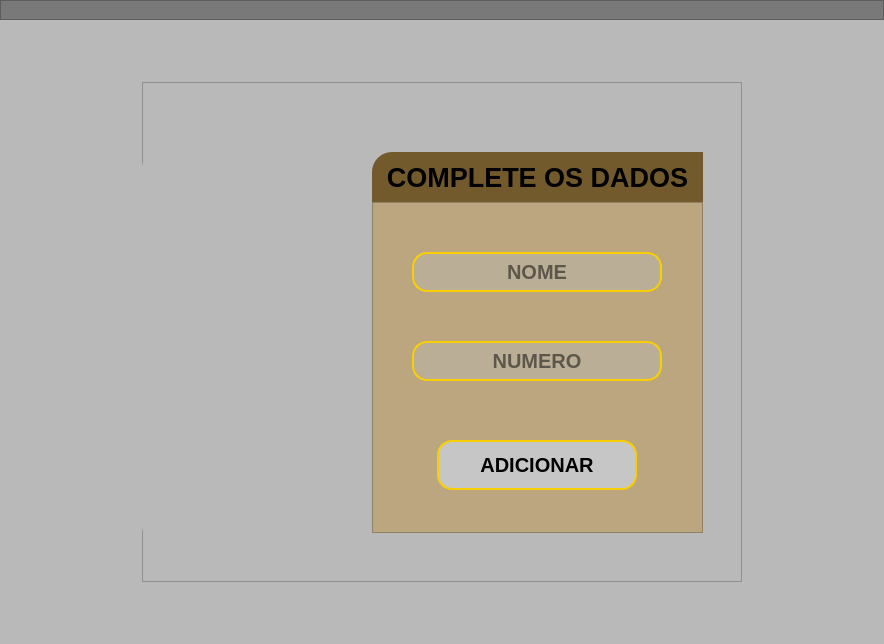
The window that uic/addmesas.ui (Lum000/Comanda2.0) describes before a commit, drawn with Qt 5.
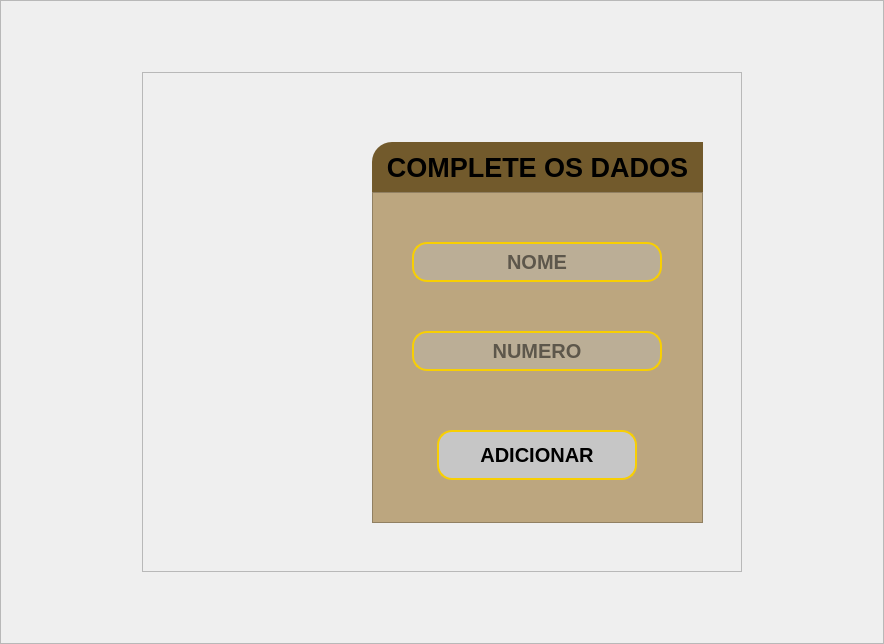
The same window after the commit. Icons and pictures are not drawn.

What changed in the file:
```diff
--- a/uic/addmesas.ui
+++ b/uic/addmesas.ui
@@ -11,7 +11,10 @@
    </rect>
   </property>
   <property name="windowTitle">
-   <string>MainWindow</string>
+   <string>ADICIONAR MESAS</string>
+  </property>
+  <property name="styleSheet">
+   <string notr="true"/>
   </property>
   <widget class="QWidget" name="centralwidget">
    <layout class="QVBoxLayout" name="verticalLayout">
@@ -32,44 +35,13 @@
     </property>
     <item>
      <widget class="QFrame" name="frame">
-      <property name="minimumSize">
-       <size>
-        <width>20</width>
-        <height>0</height>
-       </size>
-      </property>
-      <property name="maximumSize">
-       <size>
-        <width>16777215</width>
-        <height>20</height>
-       </size>
-      </property>
-      <property name="styleSheet">
-       <string notr="true">background-color: rgb(121, 121, 121);</string>
-      </property>
       <property name="frameShape">
        <enum>QFrame::StyledPanel</enum>
       </property>
       <property name="frameShadow">
        <enum>QFrame::Raised</enum>
       </property>
-     </widget>
-    </item>
-    <item>
-     <widget class="QFrame" name="frame_2">
-      <property name="autoFillBackground">
-       <bool>true</bool>
-      </property>
-      <property name="styleSheet">
-       <string notr="true">background-color: rgb(185, 185, 185);</string>
-      </property>
-      <property name="frameShape">
-       <enum>QFrame::NoFrame</enum>
-      </property>
-      <property name="frameShadow">
-       <enum>QFrame::Raised</enum>
-      </property>
-      <layout class="QGridLayout" name="gridLayout">
+      <layout class="QHBoxLayout" name="horizontalLayout">
        <property name="leftMargin">
         <number>0</number>
        </property>
@@ -82,10 +54,7 @@
        <property name="bottomMargin">
         <number>0</number>
        </property>
-       <property name="spacing">
-        <number>0</number>
-       </property>
-       <item row="0" column="0">
+       <item>
         <widget class="QFrame" name="frame_3">
          <property name="maximumSize">
           <size>
@@ -350,6 +319,32 @@
            </item>
           </layout>
          </widget>
+         <widget class="QLabel" name="erro">
+          <property name="geometry">
+           <rect>
+            <x>0</x>
+            <y>20</y>
+            <width>591</width>
+            <height>41</height>
+           </rect>
+          </property>
+          <property name="font">
+           <font>
+            <pointsize>15</pointsize>
+            <weight>75</weight>
+            <bold>true</bold>
+           </font>
+          </property>
+          <property name="styleSheet">
+           <string notr="true">color:rgb(255, 0, 0)</string>
+          </property>
+          <property name="text">
+           <string/>
+          </property>
+          <property name="alignment">
+           <set>Qt::AlignCenter</set>
+          </property>
+         </widget>
         </widget>
        </item>
       </layout>
```
